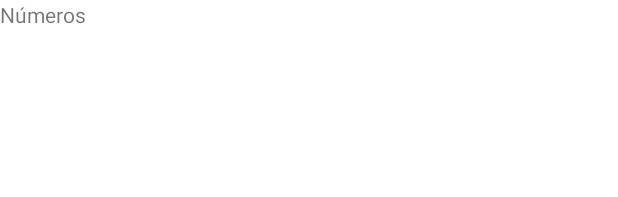
After one commit to DevFullStack-Franklyn-R-Silva/App-8-Aprenda-Ingles-Android-Studio-Java, an Android app: the layout fragment_numeros.xml on its own in the app's theme, with its tools: preview values and no code run, on a phone screen of 412 x 824 dp. The commit adds this screen. Shown: the top 197 px of the screen. Run offline under Robolectric (Android 15) with nearby library versions, the light colour scheme and no system bars.

Commit message:
Criando interface de Abas

```diff
--- a/app/build.gradle
+++ b/app/build.gradle
@@ -35,4 +35,7 @@ dependencies {
     testImplementation 'junit:junit:4.13.2'
     androidTestImplementation 'androidx.test.ext:junit:1.1.3'
     androidTestImplementation 'androidx.test.espresso:espresso-core:3.4.0'
+
+    implementation 'com.ogaclejapan.smarttablayout:library:2.0.0@aar'
+    implementation 'com.ogaclejapan.smarttablayout:utils-v4:2.0.0@aar'
 }
--- /dev/null
+++ b/app/src/main/res/layout/fragment_numeros.xml
@@ -0,0 +1,14 @@
+<?xml version="1.0" encoding="utf-8"?>
+<FrameLayout xmlns:android="http://schemas.android.com/apk/res/android"
+    xmlns:tools="http://schemas.android.com/tools"
+    android:layout_width="match_parent"
+    android:layout_height="match_parent"
+    tools:context=".fragments.NumerosFragment">
+
+    <!-- TODO: Update blank fragment layout -->
+    <TextView
+        android:layout_width="match_parent"
+        android:layout_height="match_parent"
+        android:text="Números" />
+
+</FrameLayout>
--- a/app/src/main/res/values/colors.xml
+++ b/app/src/main/res/values/colors.xml
@@ -7,4 +7,8 @@
     <color name="teal_700">#FF018786</color>
     <color name="black">#FF000000</color>
     <color name="white">#FFFFFFFF</color>
+
+    <color name="colorPrimary">#795548</color>
+    <color name="colorPrimaryDark">#5d4037</color>
+    <color name="colorAccent">#a06451</color>
 </resources>
--- a/app/src/main/res/values/strings.xml
+++ b/app/src/main/res/values/strings.xml
@@ -1,3 +1,5 @@
 <resources>
-    <string name="app_name">Aprenda Ingles</string>
+    <string name="app_name">Aprenda Inglês</string>
+    <!-- TODO: Remove or change this placeholder text -->
+    <string name="hello_blank_fragment">Hello blank fragment</string>
 </resources>
--- a/app/src/main/res/values/themes.xml
+++ b/app/src/main/res/values/themes.xml
@@ -1,16 +1,8 @@
 <resources xmlns:tools="http://schemas.android.com/tools">
     <!-- Base application theme. -->
     <style name="Theme.AprendaIngles" parent="Theme.MaterialComponents.DayNight.DarkActionBar">
-        <!-- Primary brand color. -->
-        <item name="colorPrimary">@color/purple_500</item>
-        <item name="colorPrimaryVariant">@color/purple_700</item>
-        <item name="colorOnPrimary">@color/white</item>
-        <!-- Secondary brand color. -->
-        <item name="colorSecondary">@color/teal_200</item>
-        <item name="colorSecondaryVariant">@color/teal_700</item>
-        <item name="colorOnSecondary">@color/black</item>
-        <!-- Status bar color. -->
-        <item name="android:statusBarColor" tools:targetApi="l">?attr/colorPrimaryVariant</item>
-        <!-- Customize your theme here. -->
+        <item name="colorPrimary">@color/colorPrimary</item>
+        <item name="colorPrimaryDark">@color/colorPrimaryDark</item>
+        <item name="colorAccent">@color/colorAccent</item>
     </style>
 </resources>
```
Also changed, not shown: app/src/main/java/com/hadesfranklyn/aprendaingles/MainActivity.java (+28 -0 lines), app/src/main/java/com/hadesfranklyn/aprendaingles/fragments/BichosFragment.java (added, +66 -0 lines), app/src/main/java/com/hadesfranklyn/aprendaingles/fragments/NumerosFragment.java (added, +66 -0 lines), app/src/main/java/com/hadesfranklyn/aprendaingles/fragments/VogaisFragment.java (added, +66 -0 lines), app/src/main/res/layout/activity_main.xml (+45 -11 lines), app/src/main/res/layout/fragment_bichos.xml (added, +14 -0 lines), app/src/main/res/layout/fragment_vogais.xml (added, +14 -0 lines).
